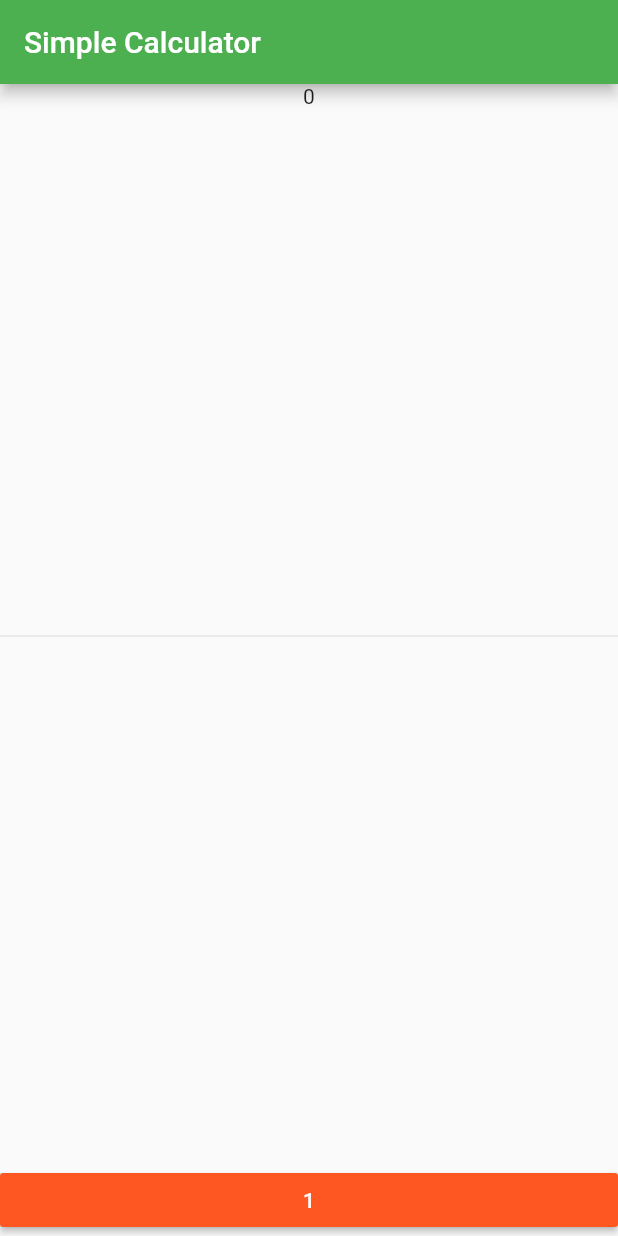
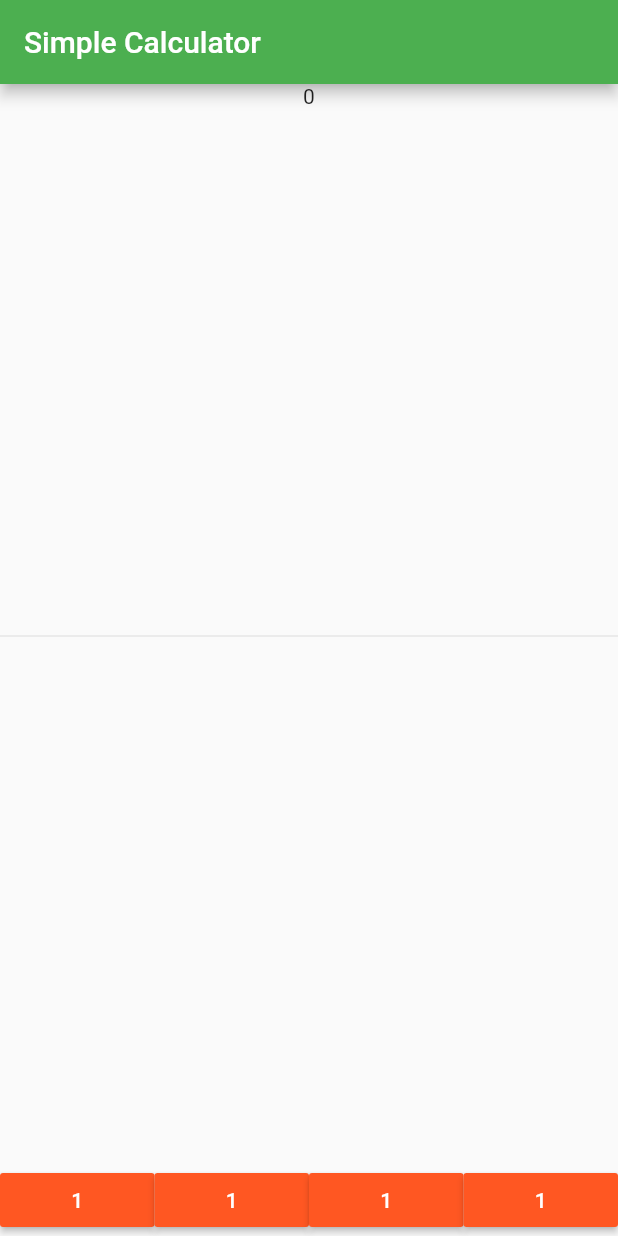
Before and after one commit to VBT-Intership/ErtugrulOzvardar-FlutterCalculator, a Flutter app: the screen it shows after launch, on a phone screen of 412 x 824 dp. Run offline on Flutter 3.47's test engine with Material 2 defaults, Android fonts, the phone set to English and light mode, and no system bars.

Commit message:
Butonlar gercek column sayilarina gore yeniden tanimlandi.

```diff
--- a/simple_calculator/lib/main.dart
+++ b/simple_calculator/lib/main.dart
@@ -51,7 +51,37 @@ class _MyHomePageState extends State<MyHomePage> {
                   color: Colors.deepOrange,
                   textColor: Colors.white,
                 ),
-              ),  ]
+              ),
+
+                  Expanded(
+                  child: MaterialButton(
+                  child: Text("1"),
+                  onPressed: () => {},
+                  color: Colors.deepOrange,
+                  textColor: Colors.white,
+                ),
+              ),
+
+                  Expanded(
+                  child: MaterialButton(
+                  child: Text("1"),
+                  onPressed: () => {},
+                  color: Colors.deepOrange,
+                  textColor: Colors.white,
+                ),
+              ),
+
+              Expanded(
+                  child: MaterialButton(
+                  child: Text("1"),
+                  onPressed: () => {},
+                  color: Colors.deepOrange,
+                  textColor: Colors.white,
+                ),
+              ),
+
+              ]
+
             )
         ],)
       )
```
